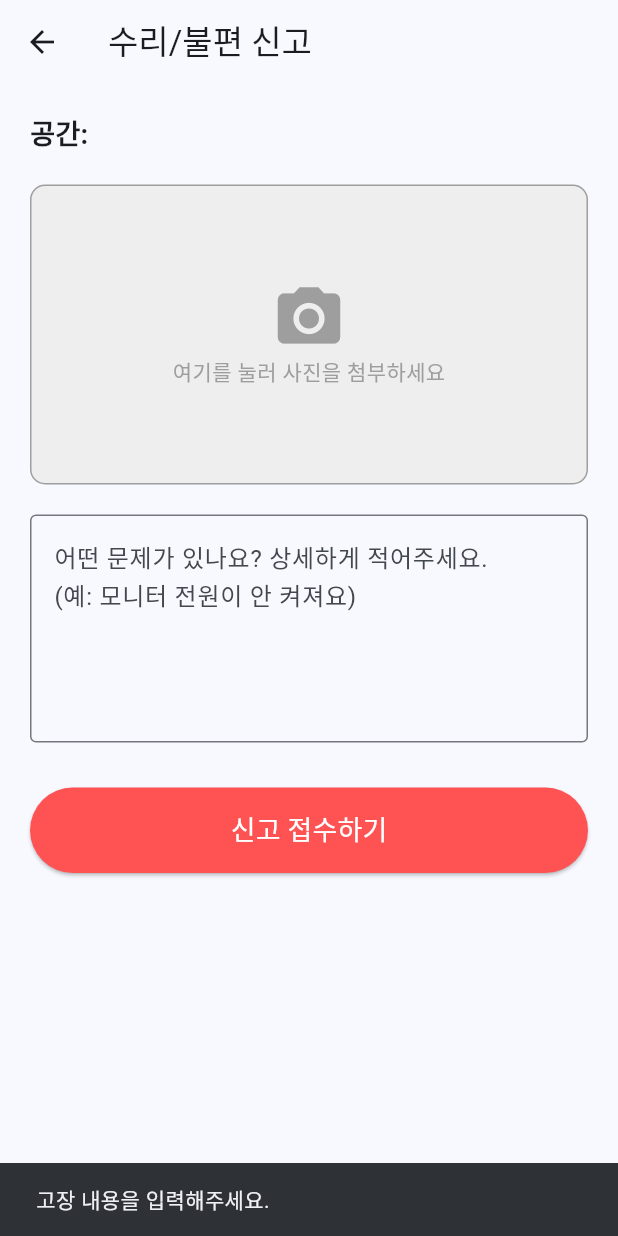
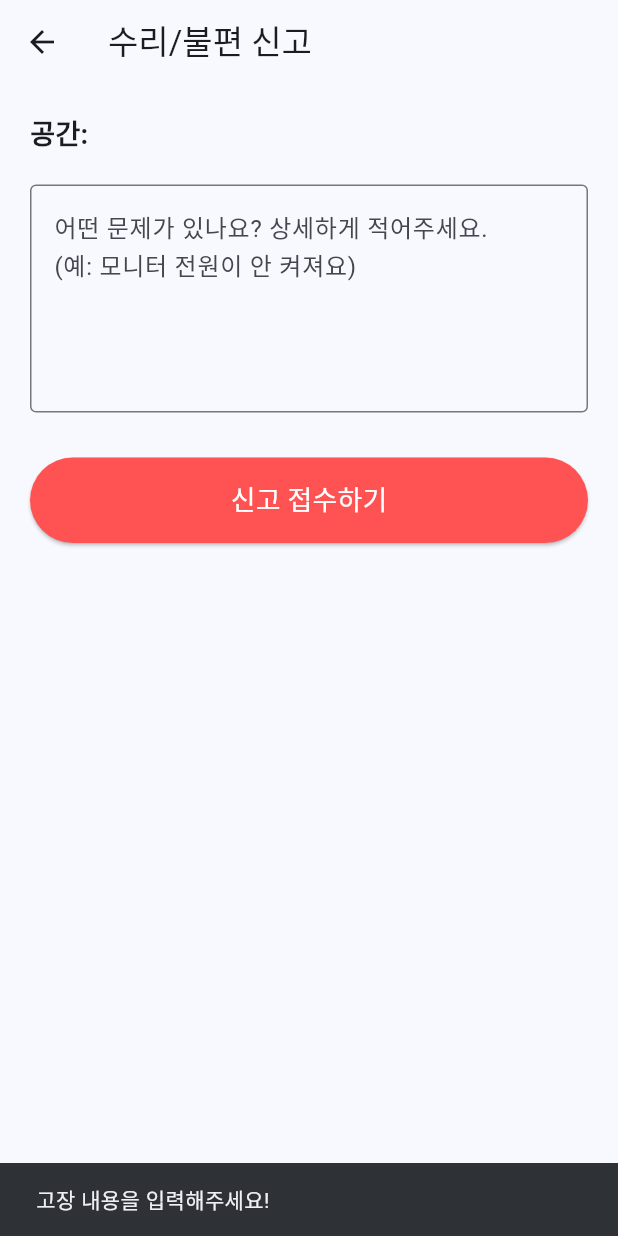
Before and after one commit to yeonyeong0120/repository_campus360, a Flutter app: the RepairScreen screen opened directly with empty values, after a tap on "신고 접수하기", on a phone screen of 412 x 824 dp. Run offline on Flutter 3.47's test engine with Material 3 defaults, Android fonts, the phone set to English and light mode, and no system bars; our stand-ins replace cloud_firestore, firebase_auth, firebase_core, table_calendar, webview_flutter; accounts and stored records are empty.

```diff
--- a/lib/screens/repair_screen.dart
+++ b/lib/screens/repair_screen.dart
@@ -1,8 +1,5 @@
 // lib/screens/repair_screen.dart
-import 'dart:io'; // 파일 처리를 위해.......
 import 'package:flutter/material.dart';
-import 'package:image_picker/image_picker.dart'; // 갤러리/카메라 접근
-import 'package:firebase_storage/firebase_storage.dart'; // 사진 저장소
 import 'package:cloud_firestore/cloud_firestore.dart'; // 데이터베이스
 import 'package:provider/provider.dart';
 import '../providers/user_provider.dart';
@@ -18,30 +15,13 @@ class RepairScreen extends StatefulWidget {
 
 class _RepairScreenState extends State<RepairScreen> {
   final _descriptionController = TextEditingController();
-  File? _selectedImage; // 선택된 사진 파일
   bool _isUploading = false; // 로딩 상태 확인
 
-  final ImagePicker _picker = ImagePicker();
-
-  // 1. 갤러리에서 사진 가져오기
-  Future<void> _pickImage() async {
-    final XFile? pickedFile = await _picker.pickImage(
-      source: ImageSource.gallery, // 카메라로 하려면 ImageSource.camera
-      imageQuality: 80, // 용량 최적화용
-    );
-
-    if (pickedFile != null) {
-      setState(() {
-        _selectedImage = File(pickedFile.path);
-      });
-    }
-  }
-
-  // 2. 수리 요청 제출 (사진 업로드 -> DB 저장)
+  // 2. 수리 요청 제출 // 텍스트로 변경
   Future<void> _submitReport() async {
     if (_descriptionController.text.isEmpty) {
       ScaffoldMessenger.of(context).showSnackBar(
-        const SnackBar(content: Text("고장 내용을 입력해주세요.")),
+        const SnackBar(content: Text("고장 내용을 입력해주세요!")),
       );
       return;
     }
@@ -54,37 +34,20 @@ class _RepairScreenState extends State<RepairScreen> {
       final user = context.read<UserProvider>().currentUser;
       if (user == null) return;
 
-      String? imageUrl;
-
-      // [Step A] 사진이 있다면 Firebase Storage에 업로드
-      if (_selectedImage != null) {
-        // 파일 이름: repair_images/유저ID/현재시간.jpg (중복 방지)
-        final storageRef = FirebaseStorage.instance
-            .ref()
-            .child('repair_images/${user.uid}/${DateTime.now().millisecondsSinceEpoch}.jpg');
-
-        // 업로드 수행
-        await storageRef.putFile(_selectedImage!);
-
-        // 업로드된 사진의 인터넷 주소(URL) 가져오기
-        imageUrl = await storageRef.getDownloadURL();
-      }
-
-      // [Step B] Firestore DB에 요청 내용 저장
+      // Firestore DB에 요청 내용 저장
       await FirebaseFirestore.instance.collection('repairRequests').add({
         'spaceId': widget.space['name'], // 편의상 이름 사용
         'spaceName': widget.space['name'],
         'userId': user.uid,
         'userName': user.name,
         'description': _descriptionController.text,
-        'imageUrl': imageUrl ?? '', // 사진 없으면 빈 문자열
         'status': 'pending', // 초기 상태: 처리 대기중
         'requestedAt': FieldValue.serverTimestamp(), // 요청 시간
       });
 
       if (mounted) {
         ScaffoldMessenger.of(context).showSnackBar(
-          const SnackBar(content: Text("수리 요청이 접수되었습니다.")),
+          const SnackBar(content: Text("수리 요청이 접수되었습니다!")),
         );
         Navigator.pop(context); // 화면 닫기
       }
@@ -116,33 +79,6 @@ class _RepairScreenState extends State<RepairScreen> {
             Text(
               "공간: ${widget.space['name']}",
               style: const TextStyle(fontSize: 18, fontWeight: FontWeight.bold),
-            ),
-            const SizedBox(height: 20),
-
-            // 사진 첨부 영역
-            GestureDetector(
-              onTap: _pickImage,
-              child: Container(
-                width: double.infinity,
-                height: 200,
-                decoration: BoxDecoration(
-                  color: Colors.grey[200],
-                  border: Border.all(color: Colors.grey),
-                  borderRadius: BorderRadius.circular(10),
-                ),
-                child: _selectedImage != null
-                    ? ClipRRect(
-                        borderRadius: BorderRadius.circular(10),
-                        child: Image.file(_selectedImage!, fit: BoxFit.cover),
-                      )
-                    : const Column(
-                        mainAxisAlignment: MainAxisAlignment.center,
-                        children: [
-                          Icon(Icons.camera_alt, size: 50, color: Colors.grey),
-                          Text("여기를 눌러 사진을 첨부하세요", style: TextStyle(color: Colors.grey)),
-                        ],
-                      ),
-              ),
             ),
             const SizedBox(height: 20),
 
--- a/pubspec.yaml
+++ b/pubspec.yaml
@@ -39,13 +39,11 @@ dependencies:
   firebase_core: ^4.2.1
   firebase_auth: ^6.1.2
   cloud_firestore: ^6.1.0
-  firebase_storage: ^13.0.4
   provider: ^6.1.5+1
   table_calendar: ^3.2.0
   intl: ^0.20.2
   # 💡 360도 뷰어 WebGL 연동을 위한 웹뷰 패키지 추가 (WebViewScreen에 사용)
   webview_flutter: ^4.2.0
-  image_picker: ^1.2.1
 
 dev_dependencies:
   flutter_test:
```
Also changed, not shown: lib/screens/detail_screen.dart (+11 -8 lines), pubspec.lock, 3 other files.
